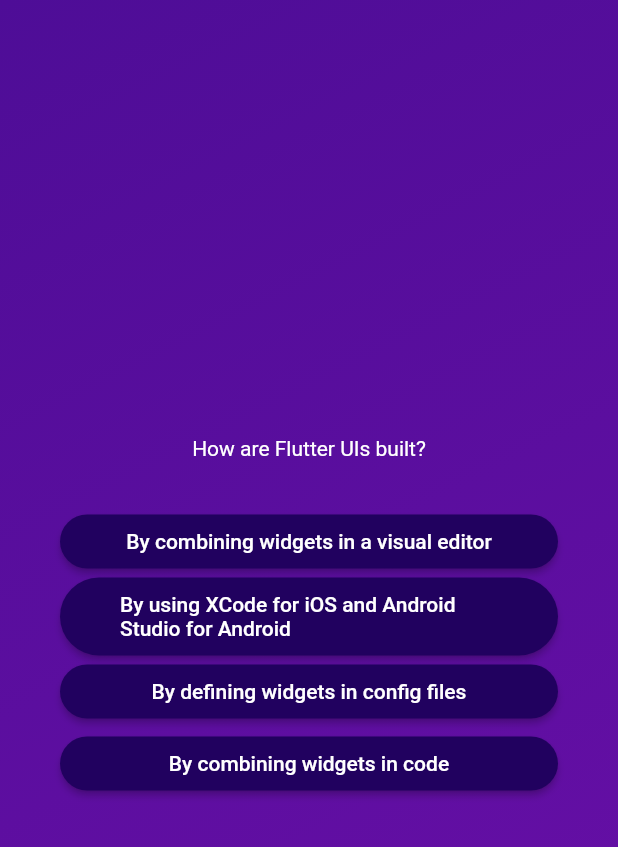
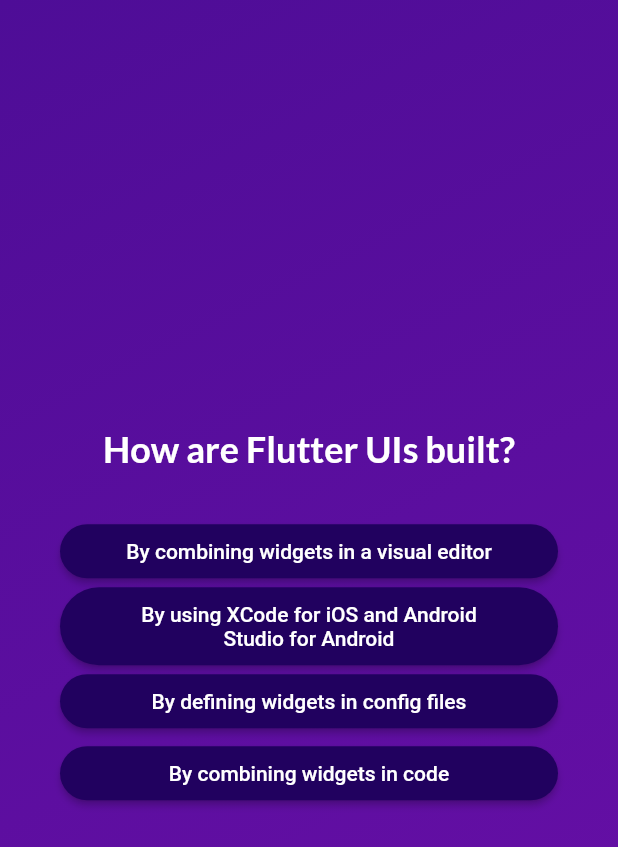
Before and after one commit to Elisa-cf/quiz_app, a Flutter app: the screen it shows after launch, after a tap on "Start Quiz", after a tap on "Components", on a phone screen of 412 x 824 dp. Shown: the top 847 px of the screen. Run offline on Flutter 3.47's test engine with Material 2 defaults, Android fonts, the phone set to English and light mode, and no system bars; our stand-ins replace google_fonts.

Commit message:
add google fonts, polish the style, passing data via functions across the widgets

```diff
--- a/quizz_app/lib/answer_button.dart
+++ b/quizz_app/lib/answer_button.dart
@@ -23,7 +23,10 @@ class AnswerButton extends StatelessWidget {
           borderRadius: BorderRadius.circular(40),
         ),
       ),
-      child: Text(answerText),
+      child: Text(
+        answerText,
+        textAlign: TextAlign.center,
+      ),
     );
   }
 }
--- a/quizz_app/lib/questions_screen.dart
+++ b/quizz_app/lib/questions_screen.dart
@@ -1,10 +1,13 @@
 import 'package:flutter/material.dart';
 import 'package:flutter/widgets.dart';
+import 'package:google_fonts/google_fonts.dart';
 import 'package:quizz_app/answer_button.dart';
 import 'package:quizz_app/data/questions.dart';
 
 class QuestionsScreen extends StatefulWidget {
-  const QuestionsScreen({super.key});
+  const QuestionsScreen({super.key, required this.onSelectAnswer});
+
+  final void Function(String answer) onSelectAnswer;
 
   @override
   State<QuestionsScreen> createState() => _QuestionsScreenState();
@@ -13,7 +16,8 @@ class QuestionsScreen extends StatefulWidget {
 class _QuestionsScreenState extends State<QuestionsScreen> {
   var currentQuestionIndex = 0;
 
-  void answerQuestion() {
+  void answerQuestion(String selectedAnswer) {
+    widget.onSelectAnswer(selectedAnswer);
     setState(() {
       currentQuestionIndex++; //increments index by 1
     });
@@ -35,14 +39,20 @@ class _QuestionsScreenState extends State<QuestionsScreen> {
           children: [
             Text(
               currentQuestion.text,
-              style: const TextStyle(color: Colors.white),
+              style: GoogleFonts.lato(
+                  color: Colors.white,
+                  fontSize: 24,
+                  fontWeight: FontWeight.bold),
               textAlign: TextAlign.center,
             ),
             const SizedBox(height: 30),
             //chain the map into the getShuffleAnswers method without changing the original list
             ...currentQuestion.getShuffleAnswers().map((answer) => AnswerButton(
                   answerText: answer,
-                  onTap: answerQuestion,
+                  onTap: () {
+                    answerQuestion(answer);
+                  },
+                  //answerQuestion
                 )),
           ],
         ),
--- a/quizz_app/lib/quiz.dart
+++ b/quizz_app/lib/quiz.dart
@@ -1,6 +1,9 @@
 import 'package:flutter/material.dart';
+import 'package:quizz_app/data/questions.dart';
 import 'package:quizz_app/start_screen.dart';
 import 'package:quizz_app/questions_screen.dart';
+
+//LIFTING THE STATE UP, BEST WAYS THIRD AND FOURTH OPTION.
 
 class Quiz extends StatefulWidget {
   const Quiz({super.key});
@@ -10,13 +13,25 @@ class Quiz extends StatefulWidget {
 }
 
 class _QuizState extends State<Quiz> {
-  //FIRST WAY TO LIFT THE STATE UP WITH TERNARY OPERATORS, ALSO NEEDS TO BE USE FOR HTE THIRD OPTION:
+  final List<String> selectedAnswers = [];
+  //FIRST / THIRD WAY TO LIFT THE STATE UP WITH TERNARY OPERATORS:
   var activeScreen = 'start-screen';
 
+//METHODS:
   void switchScreen() {
     setState(() {
       activeScreen = 'question-screen';
     });
+  }
+
+  void chooseAnswer(String answer) {
+    selectedAnswers.add(answer);
+
+    if (selectedAnswers.length == questions.length) {
+      setState(() {
+        activeScreen = 'start-screen';
+      });
+    }
   }
 
   //SECOND WAY TO LIFT THE STATE UP WITH INITSTATE
@@ -39,9 +54,9 @@ class _QuizState extends State<Quiz> {
     //THIRD WAY TO LIFT THE STATE THE MOST READABLE:
     final screenWidget = activeScreen == 'start-screen'
         ? StartScreen(switchScreen)
-        : const QuestionsScreen();
+        : QuestionsScreen(onSelectAnswer: chooseAnswer);
 
-    /*FOURTH WAY USINF IF STATEMENT INSTEAD OF TERNARY:
+    /*FOURTH WAY USING IF STATEMENT INSTEAD OF TERNARY:
     Widget screenWidget = StartScreen(switchScreen);
     if (activeScreen == 'questions-screen') {
       screenWidget = const QuestionsScreen();
@@ -62,7 +77,7 @@ class _QuizState extends State<Quiz> {
           //  : const QuestionsScreen(),
           //SECOND WAY TO LIFT THE STATE UP WITH INITSTATE
           //child: activeScreen,
-          //THIRD WAY TO LIFT THE STATE THE MOST READABLE:
+          //THIRD WAY TO LIFT THE STATE THE MOST READABLE//ALSO USED FOR THE 4TH WAY WITH IF STATEMENT
           child: screenWidget),
     ));
   }
--- a/quizz_app/lib/start_screen.dart
+++ b/quizz_app/lib/start_screen.dart
@@ -1,4 +1,5 @@
 import 'package:flutter/material.dart';
+import 'package:google_fonts/google_fonts.dart';
 
 class StartScreen extends StatelessWidget {
   const StartScreen(this.startQuiz, {super.key});
@@ -44,7 +45,7 @@ class StartScreen extends StatelessWidget {
             icon: const Icon(Icons.arrow_right_alt),
             label: Text(
               'Start Quiz',
-              style: TextStyle(
+              style: GoogleFonts.lato(
                 color: Colors.deepPurple.shade100,
               ),
             ),
--- a/quizz_app/pubspec.yaml
+++ b/quizz_app/pubspec.yaml
@@ -35,6 +35,7 @@ dependencies:
   # The following adds the Cupertino Icons font to your application.
   # Use with the CupertinoIcons class for iOS style icons.
   cupertino_icons: ^1.0.2
+  google_fonts: ^4.0.4
 
 dev_dependencies:
   flutter_test:
```
Also changed, not shown: quizz_app/pubspec.lock, 8 other files.
